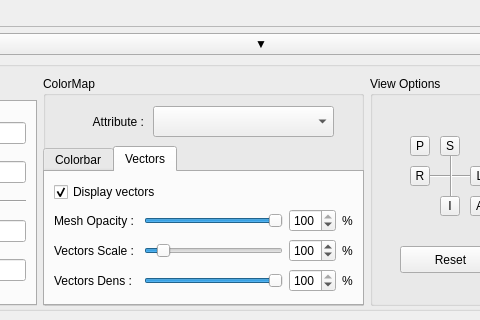
Before: the Qt Designer form src/ShapePopulationQT.ui in NIRALUser/ShapePopulationViewer, drawn with Qt 5; both pictures show x 364 to 844 and y 480 to 800 of the 1250 by 800 pixel window.
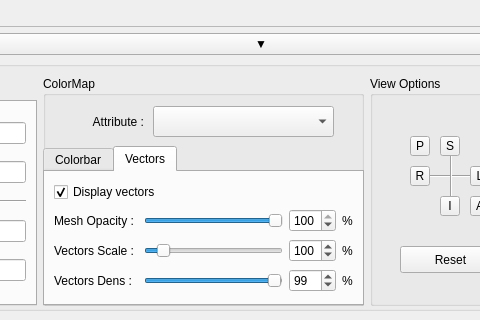
After: the same form once the commit is applied. The open tabs and pages were chosen to show the change. Custom widgets are drawn as their Qt base class.

What changed in the file:
```diff
--- a/src/ShapePopulationQT.ui
+++ b/src/ShapePopulationQT.ui
@@ -607,7 +607,7 @@
                <number>1</number>
               </property>
               <property name="value">
-               <number>100</number>
+               <number>99</number>
               </property>
               <property name="orientation">
                <enum>Qt::Horizontal</enum>
@@ -620,7 +620,7 @@
                <number>100</number>
               </property>
               <property name="value">
-               <number>100</number>
+               <number>99</number>
               </property>
              </widget>
             </item>
```
Left out of the diff: 2 changed lines with no effect on the pictures.
